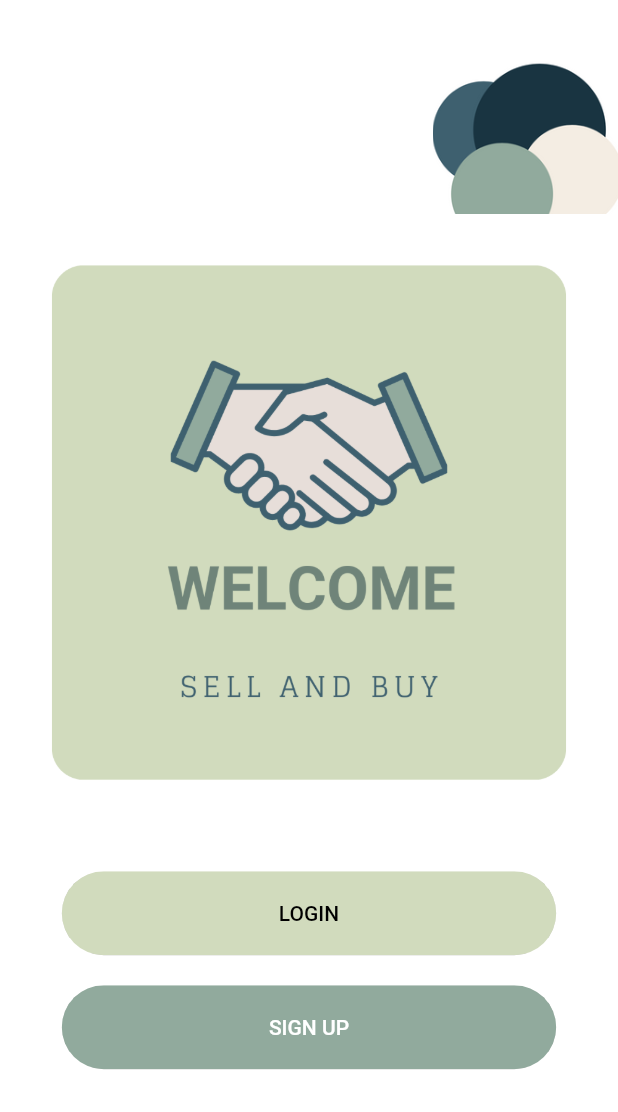
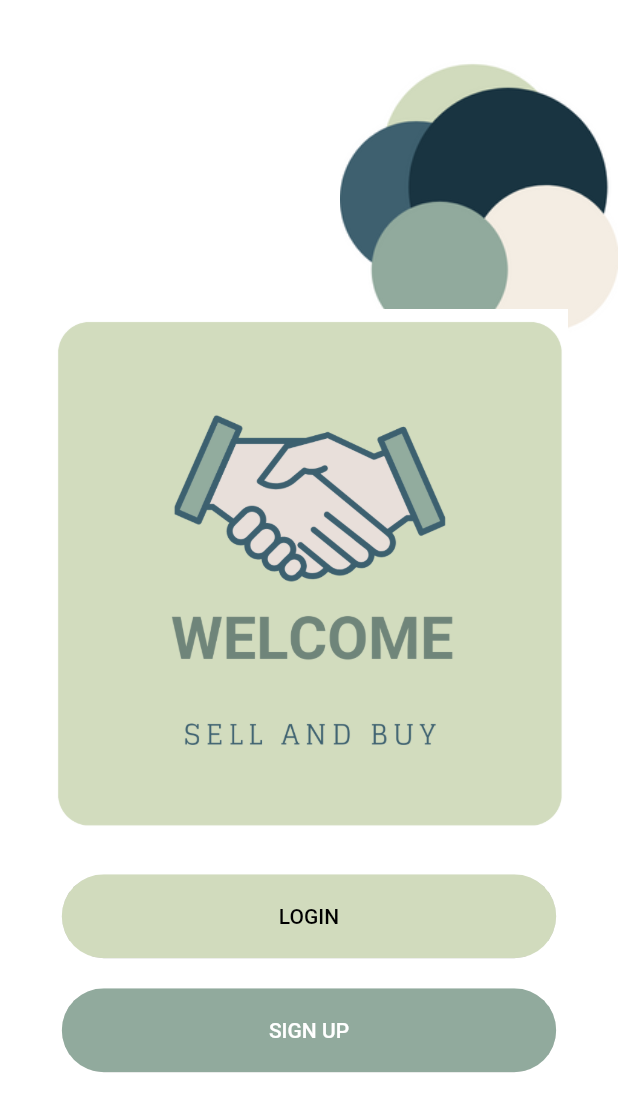
Before and after one commit to deryanurcaman/ClassifiedsMobileApp, a Flutter app: the screen it shows after launch, on a phone screen of 412 x 824 dp. Shown: the top 1112 px of the screen. Run offline on Flutter 3.47's test engine with Material 2 defaults, Android fonts, the phone set to English and light mode, and no system bars.

Commit message:
welcome page edit

```diff
--- a/classifieds_mobile_app/lib/Pages/Welcome/components/background.dart
+++ b/classifieds_mobile_app/lib/Pages/Welcome/components/background.dart
@@ -20,8 +20,8 @@ class Background extends StatelessWidget {
             top: 40,
             right: 0,
             child: Image.asset(
-              "assets/images/top_right.png",
-              width: size.width * 0.30,
+              "assets/images/welcome_top.png",
+              width: size.width * 0.45,
             ),
           ),
 
--- a/classifieds_mobile_app/lib/Pages/Welcome/components/body.dart
+++ b/classifieds_mobile_app/lib/Pages/Welcome/components/body.dart
@@ -15,8 +15,8 @@ class Body extends StatelessWidget {
         child: Column(
           mainAxisAlignment: MainAxisAlignment.center,
           children: <Widget>[
-            SizedBox(height: size.height * 0.05),
-            Image.asset('assets/images/welcome.png', ),
+            SizedBox(height: size.height * 0.13),
+            Image.asset('assets/images/welcome.png', height: 350, width: 350 ),
             SizedBox(height: size.height * 0.02),
             RoundedButton(
               text: "LOGIN",
```
Also changed, not shown: classifieds_mobile_app/assets/images/main_top.png (deleted), classifieds_mobile_app/assets/images/signup_top.png (deleted), classifieds_mobile_app/assets/images/top_right.png (deleted), classifieds_mobile_app/assets/images/top_right2.png (deleted), classifieds_mobile_app/assets/images/welcome.png, classifieds_mobile_app/assets/images/welcome_top.png.
